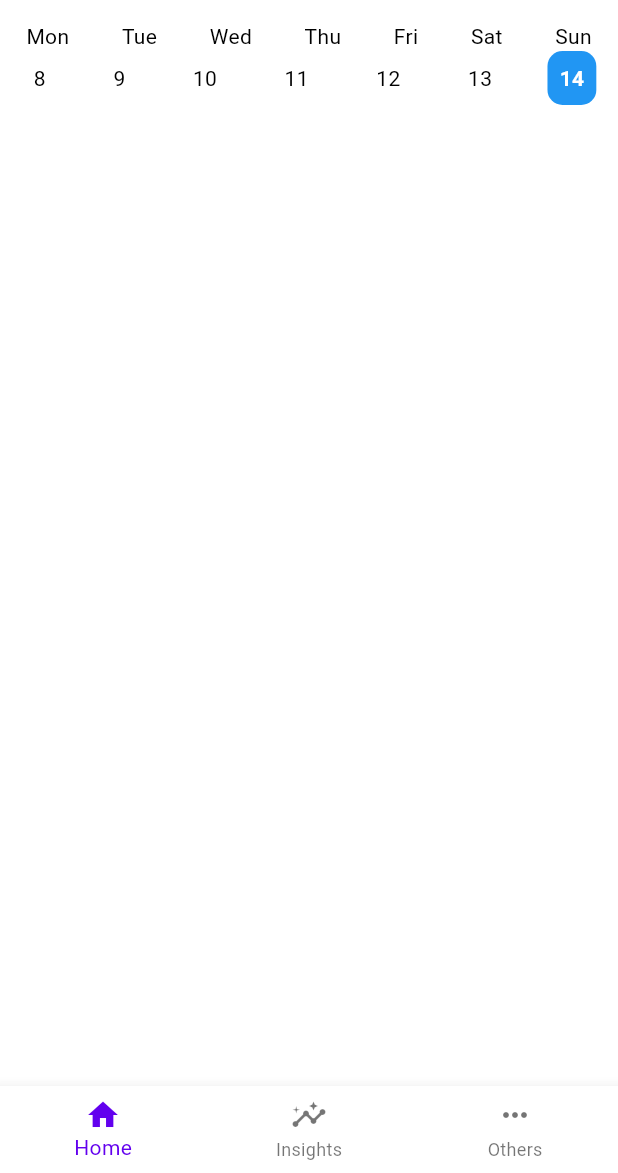
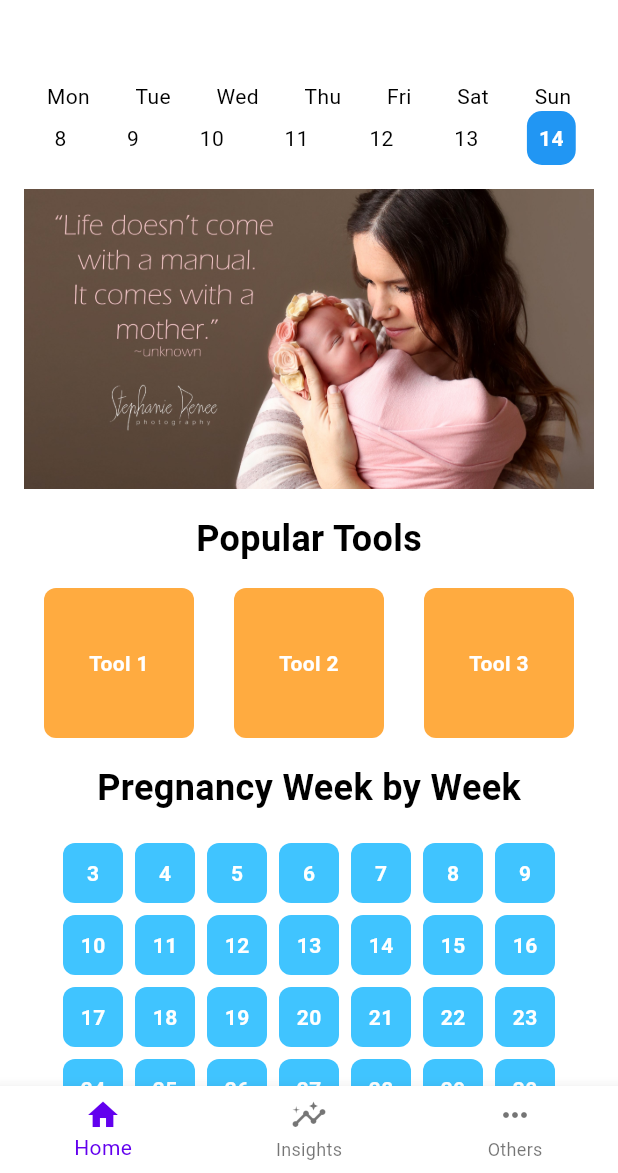
Before and after one commit to shreelaxmikamath/one-love, a Flutter app: the HomeScreen screen opened directly with empty values, on a phone screen of 412 x 824 dp, the part 63-1236 px from its top. Run offline on Flutter 3.47's test engine with Material 3 defaults, Android fonts, the light colour scheme and no system bars; our stand-ins replace intl_phone_number_input, table_calendar; network calls fail.

Commit message:
Home page styling

```diff
--- a/lib/home_screen.dart
+++ b/lib/home_screen.dart
@@ -1,6 +1,7 @@
 import 'package:flutter/material.dart';
 import 'package:http/http.dart' as http;
 import 'dart:convert';
+import 'dart:async';
 import 'calendar_page.dart';
 import 'notifications_page.dart';
 import 'account_page.dart';
@@ -22,11 +23,34 @@ class _HomeScreenState extends State<HomeScreen> {
   late String _contactNumber = '';
   int _selectedIndex = 0;
   DateTime _now = DateTime.now();
+  int _currentImageIndex = 0;
+  late Timer _timer;
+
+  final List<String> _imageAssets = [
+    'assets/image1.jpg', // Replace with your actual asset paths
+    'assets/image2.jpg',
+    'assets/image3.jpg',
+  ];
 
   @override
   void initState() {
     super.initState();
     _loadUserInfo();
+    _startImageSlideshow();
+  }
+
+  void _startImageSlideshow() {
+    _timer = Timer.periodic(Duration(seconds: 3), (timer) {
+      setState(() {
+        _currentImageIndex = (_currentImageIndex + 1) % _imageAssets.length;
+      });
+    });
+  }
+
+  @override
+  void dispose() {
+    _timer.cancel();
+    super.dispose();
   }
 
   void _loadUserInfo() async {
@@ -110,6 +134,85 @@ class _HomeScreenState extends State<HomeScreen> {
     );
   }
 
+  Widget _buildPregnancyWeekBoxes() {
+    List<Widget> weekBoxes = List.generate(38, (index) {
+      int weekNumber = index + 3; // Weeks from 3 to 41
+      return Container(
+        width: 40,
+        height: 40,
+        margin: EdgeInsets.all(4),
+        decoration: BoxDecoration(
+          color: Colors.lightBlueAccent,
+          borderRadius: BorderRadius.circular(8),
+        ),
+        child: Center(
+          child: Text(
+            '$weekNumber',
+            style: TextStyle(
+              color: Colors.white,
+              fontWeight: FontWeight.bold,
+            ),
+          ),
+        ),
+      );
+    });
+
+    return Wrap(
+      alignment: WrapAlignment.center,
+      children: weekBoxes,
+    );
+  }
+
+  Widget _buildPopularTools() {
+    List<String> tools = ["Tool 1", "Tool 2", "Tool 3"]; // Replace with actual tool names
+    return Column(
+      children: [
+        Text(
+          'Popular Tools',
+          style: TextStyle(
+            fontSize: 24,
+            fontWeight: FontWeight.bold,
+          ),
+        ),
+        SizedBox(height: 16),
+        Row(
+          mainAxisAlignment: MainAxisAlignment.spaceAround,
+          children: tools.map((tool) {
+            return Container(
+              width: 100,
+              height: 100,
+              decoration: BoxDecoration(
+                color: Colors.orangeAccent,
+                borderRadius: BorderRadius.circular(8),
+              ),
+              child: Center(
+                child: Text(
+                  tool,
+                  style: TextStyle(
+                    color: Colors.white,
+                    fontWeight: FontWeight.bold,
+                  ),
+                  textAlign: TextAlign.center,
+                ),
+              ),
+            );
+          }).toList(),
+        ),
+      ],
+    );
+  }
+
+  Widget _buildImageSlideshow() {
+    return Container(
+      height: 200, // Set the height for the image container
+      child: Image.asset(
+        _imageAssets[_currentImageIndex],
+        fit: BoxFit.cover,
+        width: double.infinity,
+      ),
+    );
+  }
+
   @override
   Widget build(BuildContext context) {
     return Scaffold(
@@ -145,10 +248,27 @@ class _HomeScreenState extends State<HomeScreen> {
           ),
         ],
       ),
-      body: Column(
-        children: [
-          _buildWeeklyCalendar(),
-        ],
+      body: SingleChildScrollView( // Wrap content in SingleChildScrollView
+        padding: const EdgeInsets.symmetric(vertical: 40.0, horizontal: 16.0),
+        child: Column(
+          children: [
+            _buildWeeklyCalendar(), // Weekly calendar placed here
+            SizedBox(height: 16),
+            _buildImageSlideshow(),
+            SizedBox(height: 16),
+            _buildPopularTools(),
+            SizedBox(height: 16),
+            Text(
+              'Pregnancy Week by Week',
+              style: TextStyle(
+                fontSize: 24,
+                fontWeight: FontWeight.bold,
+              ),
+            ),
+            SizedBox(height: 16),
+            _buildPregnancyWeekBoxes(),
+          ],
+        ),
       ),
       bottomNavigationBar: BottomNavigationBar(
         items: const <BottomNavigationBarItem>[
--- a/pubspec.yaml
+++ b/pubspec.yaml
@@ -63,6 +63,9 @@ flutter:
   uses-material-design: true
   assets:
       - assets/onelove-logo.png
+      - assets/image1.jpg
+      - assets/image2.jpg
+      - assets/image3.jpg
   # To add assets to your application, add an assets section, like this:
   # assets:
   #   - images/a_dot_burr.jpeg
```
Also changed, not shown: assets/image1.jpg (added), assets/image2.jpg (added), assets/image3.jpg (added).
